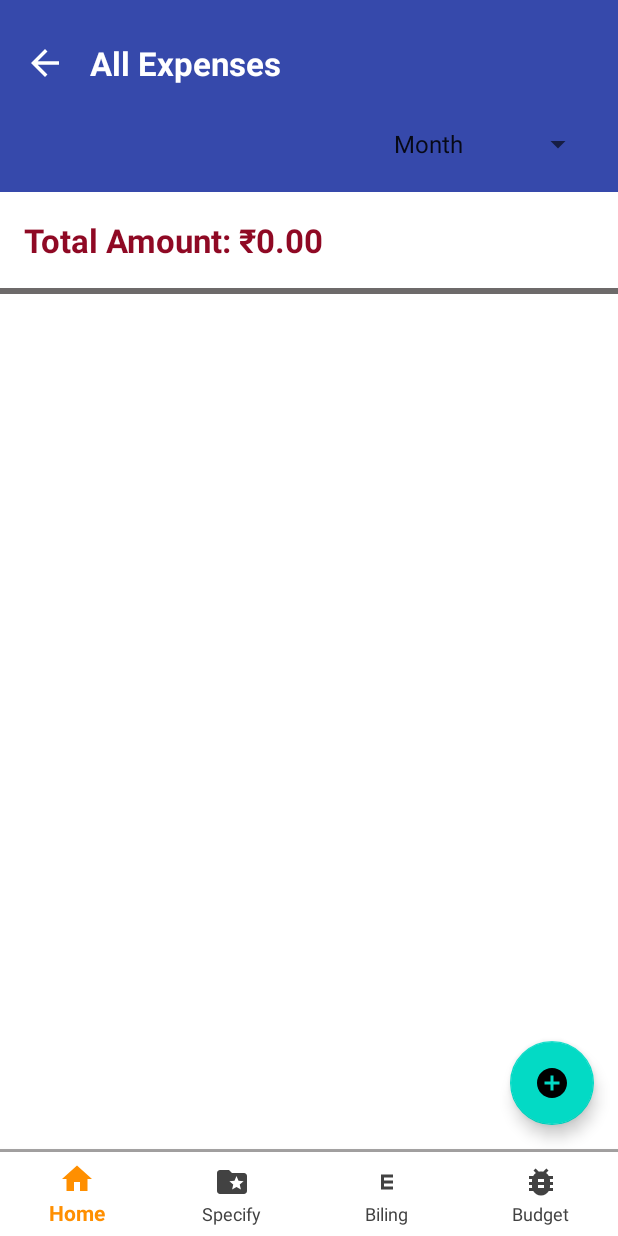
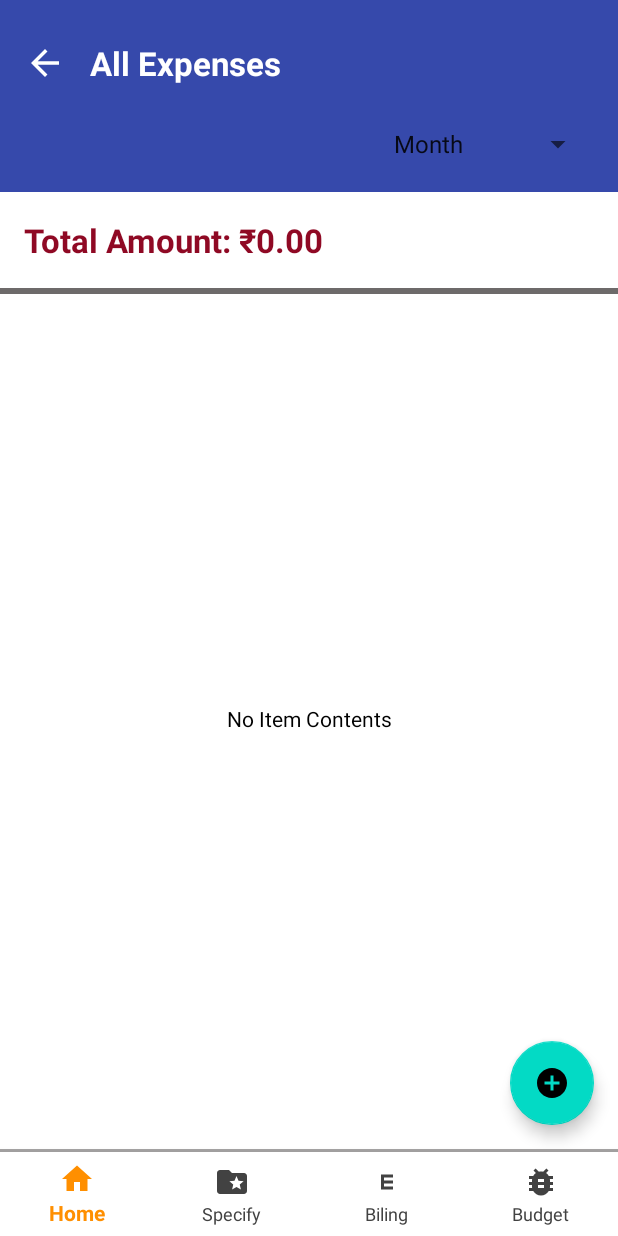
Before and after one commit to MarichamyGurusamy/UpdatedExpenceTracker, an Android app: the HomeFragment screen opened directly, with no data from a screen before it, on a phone screen of 412 x 824 dp. Run offline under Robolectric (Android 15) with nearby library versions, the phone set to English and light mode, and no system bars; our stand-ins replace Room's generated code.

Commit message:
issues fixed

```diff
--- a/app/src/main/res/layout/activity_expence_list.xml
+++ b/app/src/main/res/layout/activity_expence_list.xml
@@ -103,6 +103,18 @@
         app:layout_constraintStart_toStartOf="parent"
         app:layout_constraintTop_toBottomOf="@id/view" />
 
+    <TextView
+        android:id="@+id/itemContents"
+        android:layout_width="match_parent"
+        android:layout_height="wrap_content"
+        app:layout_constraintBottom_toBottomOf="parent"
+        app:layout_constraintStart_toStartOf="parent"
+        android:text="No Item Contents"
+        android:gravity="center"
+        android:textColor="@color/black"
+        app:layout_constraintTop_toBottomOf="@+id/header_layout" />
+
+
     <com.google.android.material.floatingactionbutton.FloatingActionButton
         android:id="@+id/addTaskFABtn"
         android:layout_width="wrap_content"
```
Also changed, not shown: app/src/main/java/com/example/expencetrackerapp/fragment/HomeFragment.java (+5 -18 lines), app/src/main/java/com/example/expencetrackerapp/fragment/SpcifyFragment.java (+19 -3 lines).
